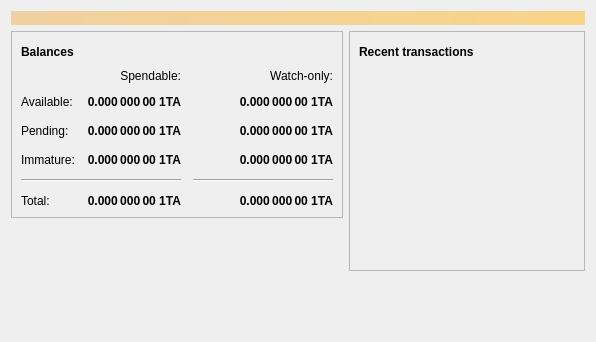
Above: src/qt/forms/overviewpage.ui from minblock/motherofweeddaycoin before the change. Below: the same form after it.
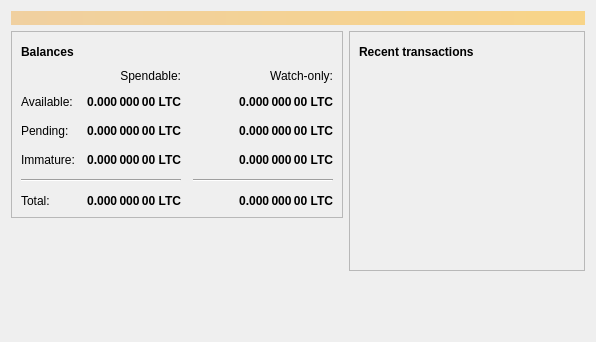
That is the form after the change. Icons and pictures are not drawn.

Patch:
```diff
--- a/src/qt/forms/overviewpage.ui
+++ b/src/qt/forms/overviewpage.ui
@@ -129,7 +129,7 @@
                <string>Unconfirmed transactions to watch-only addresses</string>
               </property>
               <property name="text">
-               <string notr="true">0.000 000 00 1TA</string>
+               <string notr="true">0.000 000 00 LTC</string>
               </property>
               <property name="alignment">
                <set>Qt::AlignRight|Qt::AlignTrailing|Qt::AlignVCenter</set>
@@ -154,7 +154,7 @@
                <string>Total of transactions that have yet to be confirmed, and do not yet count toward the spendable balance</string>
               </property>
               <property name="text">
-               <string notr="true">0.000 000 00 1TA</string>
+               <string notr="true">0.000 000 00 LTC</string>
               </property>
               <property name="alignment">
                <set>Qt::AlignRight|Qt::AlignTrailing|Qt::AlignVCenter</set>
@@ -179,7 +179,7 @@
                <string>Mined balance in watch-only addresses that has not yet matured</string>
               </property>
               <property name="text">
-               <string notr="true">0.000 000 00 1TA</string>
+               <string notr="true">0.000 000 00 LTC</string>
               </property>
               <property name="alignment">
                <set>Qt::AlignRight|Qt::AlignTrailing|Qt::AlignVCenter</set>
@@ -237,7 +237,7 @@
                <string>Mined balance that has not yet matured</string>
               </property>
               <property name="text">
-               <string notr="true">0.000 000 00 1TA</string>
+               <string notr="true">0.000 000 00 LTC</string>
               </property>
               <property name="alignment">
                <set>Qt::AlignRight|Qt::AlignTrailing|Qt::AlignVCenter</set>
@@ -282,7 +282,7 @@
                <string>Your current total balance</string>
               </property>
               <property name="text">
-               <string notr="true">0.000 000 00 1TA</string>
+               <string notr="true">0.000 000 00 LTC</string>
               </property>
               <property name="alignment">
                <set>Qt::AlignRight|Qt::AlignTrailing|Qt::AlignVCenter</set>
@@ -307,7 +307,7 @@
                <string>Current total balance in watch-only addresses</string>
               </property>
               <property name="text">
-               <string notr="true">0.000 000 00 1TA</string>
+               <string notr="true">0.000 000 00 LTC</string>
               </property>
               <property name="alignment">
                <set>Qt::AlignRight|Qt::AlignTrailing|Qt::AlignVCenter</set>
@@ -349,7 +349,7 @@
                <string>Your current spendable balance</string>
               </property>
               <property name="text">
-               <string notr="true">0.000 000 00 1TA</string>
+               <string notr="true">0.000 000 00 LTC</string>
               </property>
               <property name="alignment">
                <set>Qt::AlignRight|Qt::AlignTrailing|Qt::AlignVCenter</set>
@@ -374,7 +374,7 @@
                <string>Your current balance in watch-only addresses</string>
               </property>
               <property name="text">
-               <string notr="true">0.000 000 00 1TA</string>
+               <string notr="true">0.000 000 00 LTC</string>
               </property>
               <property name="alignment">
                <set>Qt::AlignRight|Qt::AlignTrailing|Qt::AlignVCenter</set>
```
Left out of the diff: 4 changed lines with no effect on the pictures.
